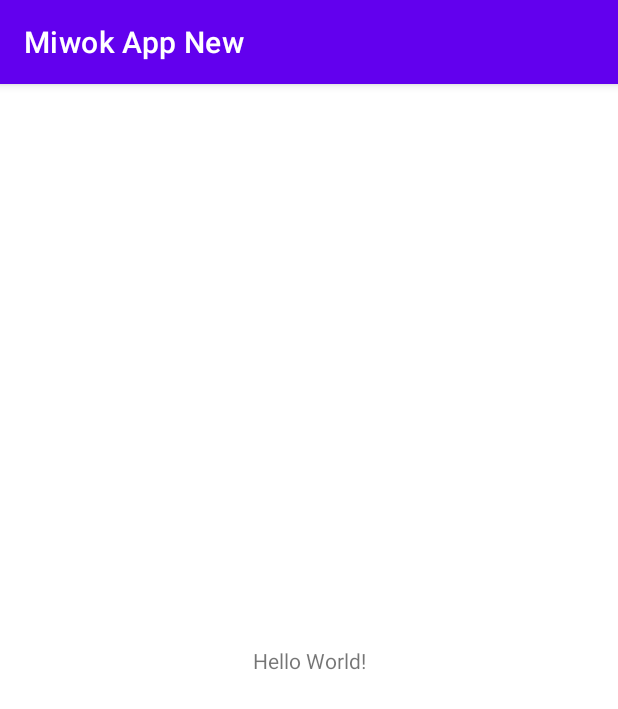
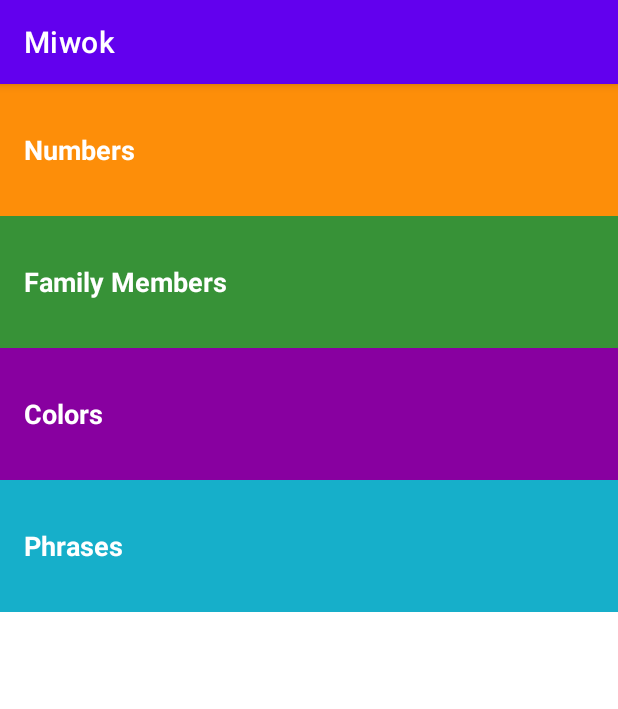
Before and after one commit to MArslan88/Miwok-App-New, an Android app: the screen it shows after launch (MainActivity), on a phone screen of 412 x 824 dp. Shown: the top 709 px of the screen. Run offline under Robolectric (Android 15) with nearby library versions, the phone set to English and light mode, and no system bars.

Commit message:
styles implemented

```diff
--- a/app/src/main/res/layout/activity_main.xml
+++ b/app/src/main/res/layout/activity_main.xml
@@ -1,18 +1,43 @@
 <?xml version="1.0" encoding="utf-8"?>
-<androidx.constraintlayout.widget.ConstraintLayout xmlns:android="http://schemas.android.com/apk/res/android"
+<ScrollView
+    xmlns:android="http://schemas.android.com/apk/res/android"
     xmlns:app="http://schemas.android.com/apk/res-auto"
     xmlns:tools="http://schemas.android.com/tools"
     android:layout_width="match_parent"
     android:layout_height="match_parent"
     tools:context=".MainActivity">
 
-    <TextView
-        android:layout_width="wrap_content"
-        android:layout_height="wrap_content"
-        android:text="Hello World!"
-        app:layout_constraintBottom_toBottomOf="parent"
-        app:layout_constraintEnd_toEndOf="parent"
-        app:layout_constraintStart_toStartOf="parent"
-        app:layout_constraintTop_toTopOf="parent" />
+    <LinearLayout
+        android:layout_width="match_parent"
+        android:layout_height="match_parent"
+        android:background="@color/tan_background"
+        android:orientation="vertical"
+        >
 
-</androidx.constraintlayout.widget.ConstraintLayout>
+        <TextView
+            android:id="@+id/numbers"
+            style="@style/CategoryStyle"
+            android:background="@color/category_numbers"
+            android:text="@string/category_numbers" />
+
+        <TextView
+            android:id="@+id/family"
+            style="@style/CategoryStyle"
+            android:background="@color/category_family"
+            android:text="@string/category_family" />
+
+        <TextView
+            android:id="@+id/colors"
+            style="@style/CategoryStyle"
+            android:background="@color/category_colors"
+            android:text="@string/category_colors" />
+
+        <TextView
+            android:id="@+id/phrases"
+            style="@style/CategoryStyle"
+            android:background="@color/category_phrases"
+            android:text="@string/category_phrases" />
+
+    </LinearLayout>
+
+</ScrollView>
--- a/app/src/main/res/values/colors.xml
+++ b/app/src/main/res/values/colors.xml
@@ -7,4 +7,25 @@
     <color name="teal_700">#FF018786</color>
     <color name="black">#FF000000</color>
     <color name="white">#FFFFFFFF</color>
+
+    <!-- Primary color of the app (shown in the app bar) -->
+    <color name="primary_color">#4A312A</color>
+
+    <!-- Primary dark color of the app (shown in the status bar) -->
+    <color name="primary_dark_color">#2F1D1A</color>
+
+    <!-- Background color for app -->
+    <color name="tan_background">#FFF7DA</color>
+
+    <!-- Background color for the numbers category -->
+    <color name="category_numbers">#FD8E09</color>
+
+    <!-- Background color for the family members category -->
+    <color name="category_family">#379237</color>
+
+    <!-- Background color for the colors category -->
+    <color name="category_colors">#8800A0</color>
+
+    <!-- Background color for the phrases category -->
+    <color name="category_phrases">#16AFCA</color>
 </resources>
--- a/app/src/main/res/values/strings.xml
+++ b/app/src/main/res/values/strings.xml
@@ -1,3 +1,16 @@
 <resources>
-    <string name="app_name">Miwok App New</string>
+    <!-- Title for the application. [CHAR LIMIT=12] -->
+    <string name="app_name">Miwok</string>
+
+    <!-- Category name for phrases [CHAR LIMIT=20] -->
+    <string name="category_phrases">Phrases</string>
+
+    <!-- Category name for the vocabulary words for colors [CHAR LIMIT=20] -->
+    <string name="category_colors">Colors</string>
+
+    <!-- Category name for the vocabulary words for numbers [CHAR LIMIT=20] -->
+    <string name="category_numbers">Numbers</string>
+
+    <!-- Category name for the vocabulary words for family members [CHAR LIMIT=20] -->
+    <string name="category_family">Family Members</string>
 </resources>
--- /dev/null
+++ b/app/src/main/res/values/styles.xml
@@ -0,0 +1,33 @@
+<!-- Copyright (C) 2016 The Android Open Source Project
+
+     Licensed under the Apache License, Version 2.0 (the "License");
+     you may not use this file except in compliance with the License.
+     You may obtain a copy of the License at
+
+          http://www.apache.org/licenses/LICENSE-2.0
+
+     Unless required by applicable law or agreed to in writing, software
+     distributed under the License is distributed on an "AS IS" BASIS,
+     WITHOUT WARRANTIES OR CONDITIONS OF ANY KIND, either express or implied.
+     See the License for the specific language governing permissions and
+     limitations under the License.
+-->
+<resources>
+
+    <!-- Base application theme. -->
+    <style name="AppTheme" parent="Theme.AppCompat.Light.DarkActionBar">
+        <item name="colorPrimary">@color/primary_color</item>
+        <item name="colorPrimaryDark">@color/primary_dark_color</item>
+    </style>
+
+    <!-- Style for a category of vocabulary words -->
+    <style name="CategoryStyle">
+        <item name="android:layout_width">match_parent</item>
+        <item name="android:layout_height">@dimen/list_item_height</item>
+        <item name="android:gravity">center_vertical</item>
+        <item name="android:padding">16dp</item>
+        <item name="android:textColor">@android:color/white</item>
+        <item name="android:textStyle">bold</item>
+        <item name="android:textAppearance">?android:textAppearanceMedium</item>
+    </style>
+</resources>
```
Also changed, not shown: app/src/main/res/values/dimens.xml (added, +19 -0 lines).
